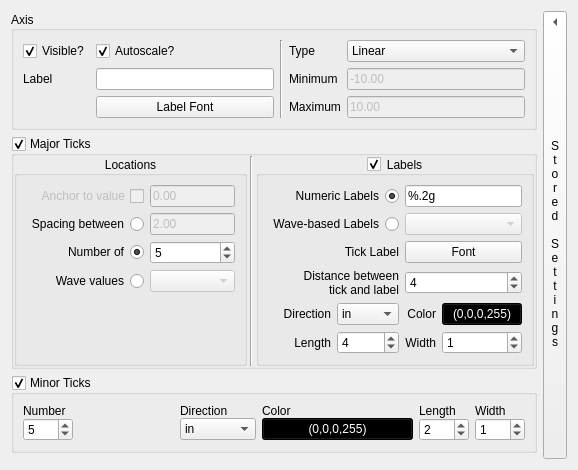
Before: the Qt Designer form src/ui/Ui_CartesianPlotAxis.ui in bbreslauer/PySciPlot, drawn with Qt 5.
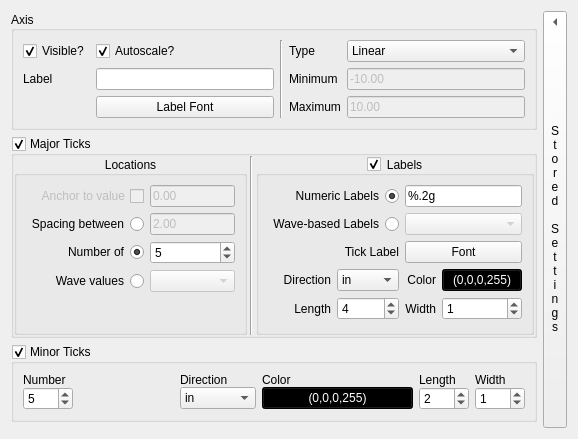
After: the same form once the commit is applied. Custom widgets are drawn as their Qt base class.

Diff of the .ui file:
```diff
--- a/src/ui/Ui_CartesianPlotAxis.ui
+++ b/src/ui/Ui_CartesianPlotAxis.ui
@@ -373,20 +373,6 @@
          <bool>true</bool>
         </property>
         <layout class="QGridLayout" name="gridLayout_2">
-         <item row="3" column="0" colspan="2">
-          <widget class="QLabel" name="label_30">
-           <property name="text">
-            <string>Distance between
-tick and label</string>
-           </property>
-           <property name="alignment">
-            <set>Qt::AlignRight|Qt::AlignTrailing|Qt::AlignVCenter</set>
-           </property>
-           <property name="wordWrap">
-            <bool>true</bool>
-           </property>
-          </widget>
-         </item>
          <item row="2" column="0" colspan="2">
           <widget class="QLabel" name="label_5">
            <property name="text">
@@ -397,7 +383,7 @@
            </property>
           </widget>
          </item>
-         <item row="5" column="0">
+         <item row="4" column="0">
           <widget class="QLabel" name="label_31">
            <property name="text">
             <string>Direction</string>
@@ -430,7 +416,7 @@
            </property>
           </widget>
          </item>
-         <item row="5" column="1">
+         <item row="4" column="1">
           <widget class="QComboBox" name="majorTicksDirection">
            <item>
             <property name="text">
@@ -444,14 +430,14 @@
            </item>
           </widget>
          </item>
-         <item row="6" column="1">
+         <item row="5" column="1">
           <widget class="QSpinBox" name="majorTicksLength">
            <property name="value">
             <number>4</number>
            </property>
           </widget>
          </item>
-         <item row="6" column="0">
+         <item row="5" column="0">
           <widget class="QLabel" name="label_33">
            <property name="text">
             <string>Length</string>
@@ -461,7 +447,7 @@
            </property>
           </widget>
          </item>
-         <item row="6" column="2">
+         <item row="5" column="2">
           <widget class="QLabel" name="label_34">
            <property name="text">
             <string>Width</string>
@@ -471,14 +457,14 @@
            </property>
           </widget>
          </item>
-         <item row="6" column="3">
+         <item row="5" column="3">
           <widget class="QSpinBox" name="majorTicksWidth">
            <property name="value">
             <number>1</number>
            </property>
           </widget>
          </item>
-         <item row="5" column="3">
+         <item row="4" column="3">
           <widget class="QColorButton" name="majorTicksColor">
            <property name="styleSheet">
             <string notr="true">background-color: rgb(0, 0, 0);
@@ -503,7 +489,7 @@
            </property>
           </widget>
          </item>
-         <item row="5" column="2">
+         <item row="4" column="2">
           <widget class="QLabel" name="label_32">
            <property name="text">
             <string>Color</string>
@@ -532,13 +518,6 @@
            </property>
           </widget>
          </item>
-         <item row="3" column="2" colspan="2">
-          <widget class="QSpinBox" name="majorTicksLabelPadding">
-           <property name="value">
-            <number>4</number>
-           </property>
-          </widget>
-         </item>
         </layout>
        </widget>
       </item>
```
Left out of the diff: 11 changed lines with no effect on the pictures.
